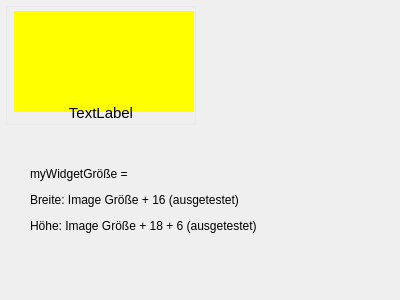
The window that server/ui/widgets/MyCustomWidget.ui (valueerrorx/life-exam) describes before a commit, drawn with Qt 5.
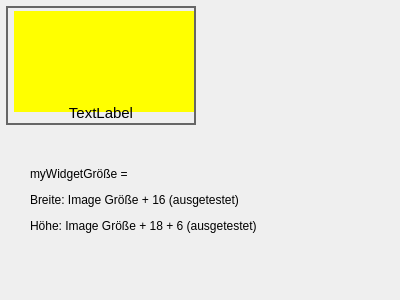
The same window after the commit.

```diff
--- a/server/ui/widgets/MyCustomWidget.ui
+++ b/server/ui/widgets/MyCustomWidget.ui
@@ -40,6 +40,9 @@
      <height>125</height>
     </size>
    </property>
+   <property name="styleSheet">
+    <string notr="true"/>
+   </property>
    <layout class="QHBoxLayout" name="horizontalLayout">
     <property name="spacing">
      <number>0</number>
@@ -65,7 +68,7 @@
        </sizepolicy>
       </property>
       <property name="styleSheet">
-       <string notr="true">border-width: 1px; border-style: solid; border-color: #EAEAEA; margin: 5x 2px;</string>
+       <string notr="true">border-width: 2px; border-style: solid; border-color: #666666; margin: 5x 2px;</string>
       </property>
       <layout class="QHBoxLayout" name="horizontalLayout_2">
        <property name="spacing">
```
